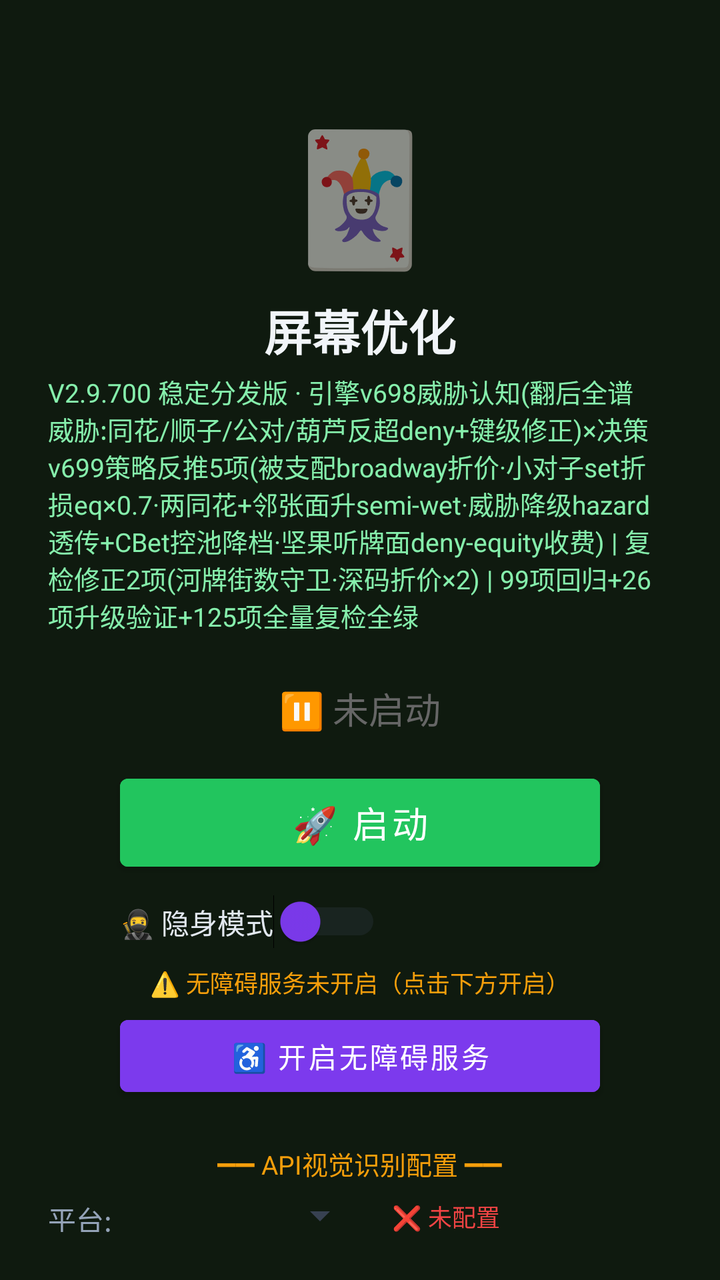
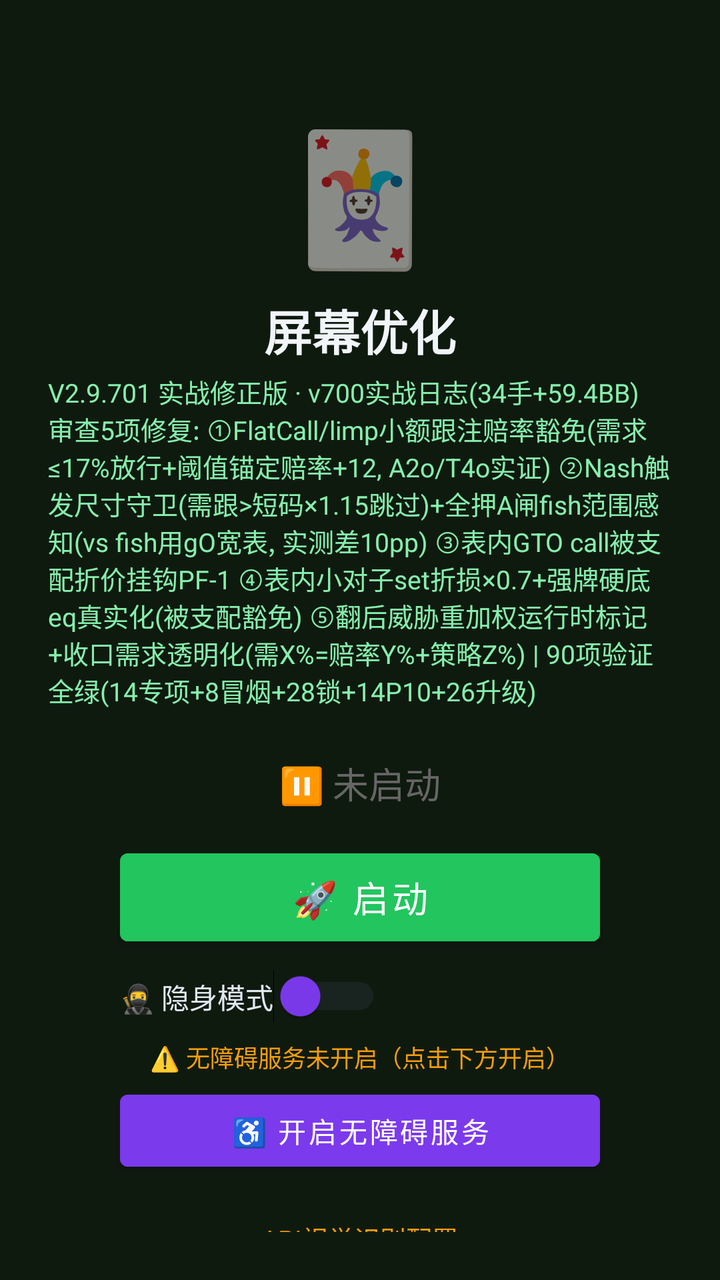

Before-and-after screenshots of an Android layout around one commit, followed by the original layout XML and the change that was made.
<!-- AndroidManifest.xml: activity theme Theme.MjScreenshot -->
<!-- res/layout/activity_main.xml -->
<?xml version="1.0" encoding="utf-8"?>
<LinearLayout xmlns:android="http://schemas.android.com/apk/res/android"
    android:layout_width="match_parent"
    android:layout_height="match_parent"
    android:orientation="vertical"
    android:background="#0f1a0f"
    android:padding="24dp"
    android:gravity="center_horizontal">

    <TextView
        android:layout_width="wrap_content"
        android:layout_height="wrap_content"
        android:text="🃏"
        android:textSize="64sp"
        android:layout_marginTop="30dp" />

    <TextView
        android:layout_width="wrap_content"
        android:layout_height="wrap_content"
        android:text="屏幕优化"
        android:textSize="24sp"
        android:textColor="#f1f5f9"
        android:textStyle="bold"
        android:layout_marginTop="8dp" />

    <TextView
        android:layout_width="wrap_content"
        android:layout_height="wrap_content"
        android:text="V2.9.700 稳定分发版 · 引擎v698威胁认知(翻后全谱威胁:同花/顺子/公对/葫芦反超deny+键级修正)×决策v699策略反推5项(被支配broadway折价·小对子set折损eq×0.7·两同花+邻张面升semi-wet·威胁降级hazard透传+CBet控池降档·坚果听牌面deny-equity收费) | 复检修正2项(河牌街数守卫·深码折价×2) | 99项回归+26项升级验证+125项全量复检全绿"
        android:textSize="13sp"
        android:textColor="#86efac"
        android:layout_marginTop="4dp" />

    <TextView
        android:id="@+id/tvStatus"
        android:layout_width="wrap_content"
        android:layout_height="wrap_content"
        android:text="⏸ 未启动"
        android:textSize="18sp"
        android:textColor="#666666"
        android:layout_marginTop="24dp" />

    <Button
        android:id="@+id/btnStart"
        android:layout_width="240dp"
        android:layout_height="56dp"
        android:text="🚀 启动"
        android:textSize="18sp"
        android:textColor="#ffffff"
        android:backgroundTint="#22c55e"
        android:layout_marginTop="16dp" />

    <Button
        android:id="@+id/btnHelper"
        android:layout_width="240dp"
        android:layout_height="56dp"
        android:text="🃏 打开智囊"
        android:textSize="16sp"
        android:textColor="#ffffff"
        android:backgroundTint="#16a34a"
        android:layout_marginTop="12dp"
        android:visibility="gone" />

    
    <LinearLayout
        android:layout_width="240dp"
        android:layout_height="wrap_content"
        android:orientation="horizontal"
        android:gravity="center_vertical"
        android:layout_marginTop="8dp">

        <Switch
            android:id="@+id/switchStealth"
            android:layout_width="wrap_content"
            android:layout_height="wrap_content"
            android:text="🥷 隐身模式"
            android:textColor="#e2e8f0"
            android:textSize="14sp"
            android:thumbTint="#7c3aed"
            android:trackTint="#374151" />
    </LinearLayout>

    <TextView
        android:id="@+id/tvAccessibilityStatus"
        android:layout_width="wrap_content"
        android:layout_height="wrap_content"
        android:text="⚠️ 无障碍服务未开启（点击下方开启）"
        android:textSize="12sp"
        android:textColor="#f59e0b"
        android:layout_marginTop="8dp"
        android:gravity="center" />

    <Button
        android:id="@+id/btnAccessibility"
        android:layout_width="240dp"
        android:layout_height="48dp"
        android:text="♿ 开启无障碍服务"
        android:textSize="14sp"
        android:textColor="#ffffff"
        android:backgroundTint="#7c3aed"
        android:layout_marginTop="4dp" />

    <TextView
        android:layout_width="wrap_content"
        android:layout_height="wrap_content"
        android:text="━━ API视觉识别配置 ━━"
        android:textSize="13sp"
        android:textColor="#f59e0b"
        android:layout_marginTop="20dp" />

    <LinearLayout
        android:layout_width="match_parent"
        android:layout_height="wrap_content"
        android:orientation="horizontal"
        android:layout_marginTop="8dp"
        android:gravity="center_vertical">

        <TextView
            android:layout_width="wrap_content"
            android:layout_height="wrap_content"
            android:text="平台:"
            android:textSize="14sp"
            android:textColor="#94a3b8" />

        <Spinner
            android:id="@+id/spinnerProvider"
            android:layout_width="120dp"
            android:layout_height="40dp"
            android:layout_marginStart="8dp"
            android:backgroundTint="#374151" />

        <TextView
            android:id="@+id/tvApiStatus"
            android:layout_width="wrap_content"
            android:layout_height="wrap_content"
            android:text="❌ 未配置"
            android:textSize="12sp"
            android:textColor="#ef4444"
            android:layout_marginStart="12dp" />
    </LinearLayout>

    <EditText
        android:id="@+id/etApiKey"
        android:layout_width="match_parent"
        android:layout_height="44dp"
        android:hint="输入API Key（如 sk-xxx）"
        android:textSize="14sp"
        android:textColor="#e2e8f0"
        android:textColorHint="#64748b"
        android:backgroundTint="#374151"
        android:inputType="textPassword"
        android:layout_marginTop="8dp"
        android:paddingStart="12dp"
        android:paddingEnd="12dp" />

    <Button
        android:id="@+id/btnSaveApi"
        android:layout_width="200dp"
        android:layout_height="44dp"
        android:text="💾 保存API配置"
        android:textSize="14sp"
        android:textColor="#ffffff"
        android:backgroundTint="#d97706"
        android:layout_marginTop="8dp" />

    <TextView
        android:id="@+id/tvHint"
        android:layout_width="wrap_content"
        android:layout_height="wrap_content"
        android:text="先点上方按钮启动截屏"
        android:textSize="13sp"
        android:textColor="#666666"
        android:layout_marginTop="12dp"
        android:gravity="center" />

    <TextView
        android:layout_width="wrap_content"
        android:layout_height="wrap_content"
        android:text="使用步骤：\n1. 配置API Key（支持OpenAI/通义千问VL/硅基流动）\n2. 点「开启无障碍服务」→ 开启\n3. 开启「🥷隐身模式」(反检测)\n4. 点「启动」→ 允许悬浮窗\n5. 打牌时点屏幕上的🎯悬浮球即可截屏识别\n★ 拖动悬浮球可移到不挡牌的位置 ★\n★ 长按悬浮球可展开/收起详细面板 ★\n★ 悬浮球边框颜色=建议：绿=加注 橙=跟注 红=弃牌 ★"
        android:textSize="12sp"
        android:textColor="#64748b"
        android:layout_marginTop="12dp"
        android:lineSpacingExtra="3dp" />

</LinearLayout>
<!-- resources referenced by this layout -->
<resources>
  <style name="Theme.MjScreenshot" parent="Theme.MaterialComponents.DayNight.DarkActionBar">
          <item name="colorPrimary">#1e40af</item>
          <item name="colorPrimaryVariant">#1e3a8a</item>
          <item name="colorOnPrimary">#ffffff</item>
          <item name="android:statusBarColor">#0f172a</item>
      </style>
</resources>

<!-- the commit's change to res/layout/activity_main.xml (unified diff, before → after) -->
@@ -26,7 +26,7 @@
     <TextView
         android:layout_width="wrap_content"
         android:layout_height="wrap_content"
-        android:text="V2.9.700 稳定分发版 · 引擎v698威胁认知(翻后全谱威胁:同花/顺子/公对/葫芦反超deny+键级修正)×决策v699策略反推5项(被支配broadway折价·小对子set折损eq×0.7·两同花+邻张面升semi-wet·威胁降级hazard透传+CBet控池降档·坚果听牌面deny-equity收费) | 复检修正2项(河牌街数守卫·深码折价×2) | 99项回归+26项升级验证+125项全量复检全绿"
+        android:text="V2.9.701 实战修正版 · v700实战日志(34手+59.4BB)审查5项修复: ①FlatCall/limp小额跟注赔率豁免(需求≤17%放行+阈值锚定赔率+12, A2o/T4o实证) ②Nash触发尺寸守卫(需跟>短码×1.15跳过)+全押A闸fish范围感知(vs fish用gO宽表, 实测差10pp) ③表内GTO call被支配折价挂钩PF-1 ④表内小对子set折损×0.7+强牌硬底eq真实化(被支配豁免) ⑤翻后威胁重加权运行时标记+收口需求透明化(需X%=赔率Y%+策略Z%) | 90项验证全绿(14专项+8冒烟+28锁+14P10+26升级)"
         android:textSize="13sp"
         android:textColor="#86efac"
         android:layout_marginTop="4dp" />
